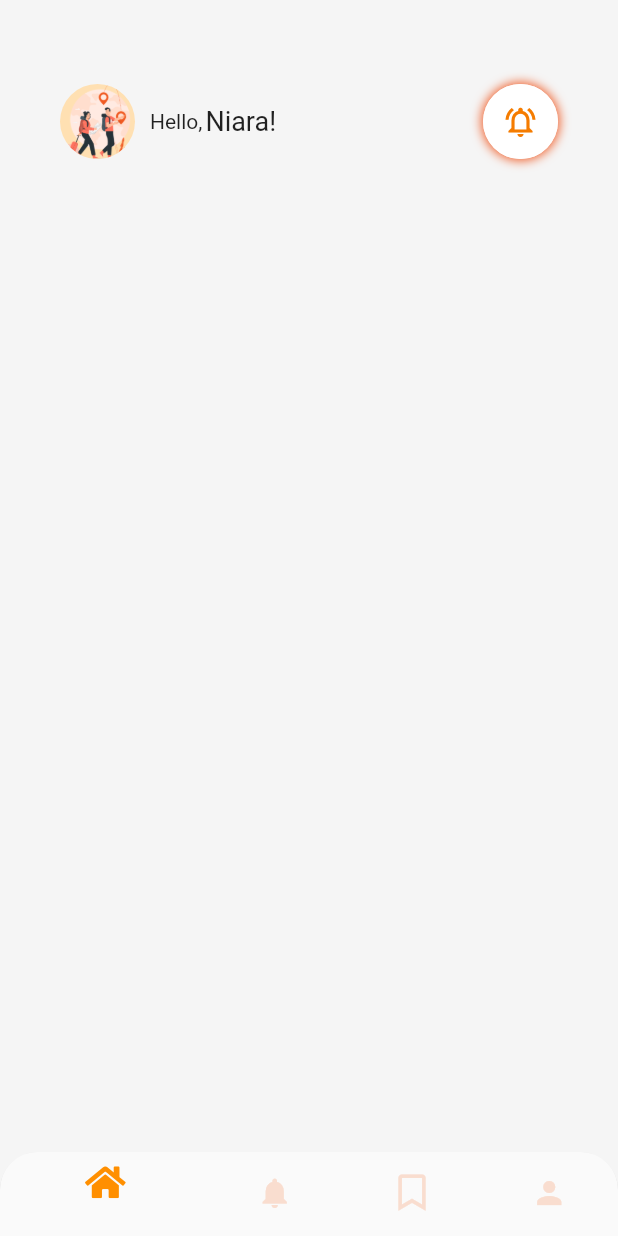
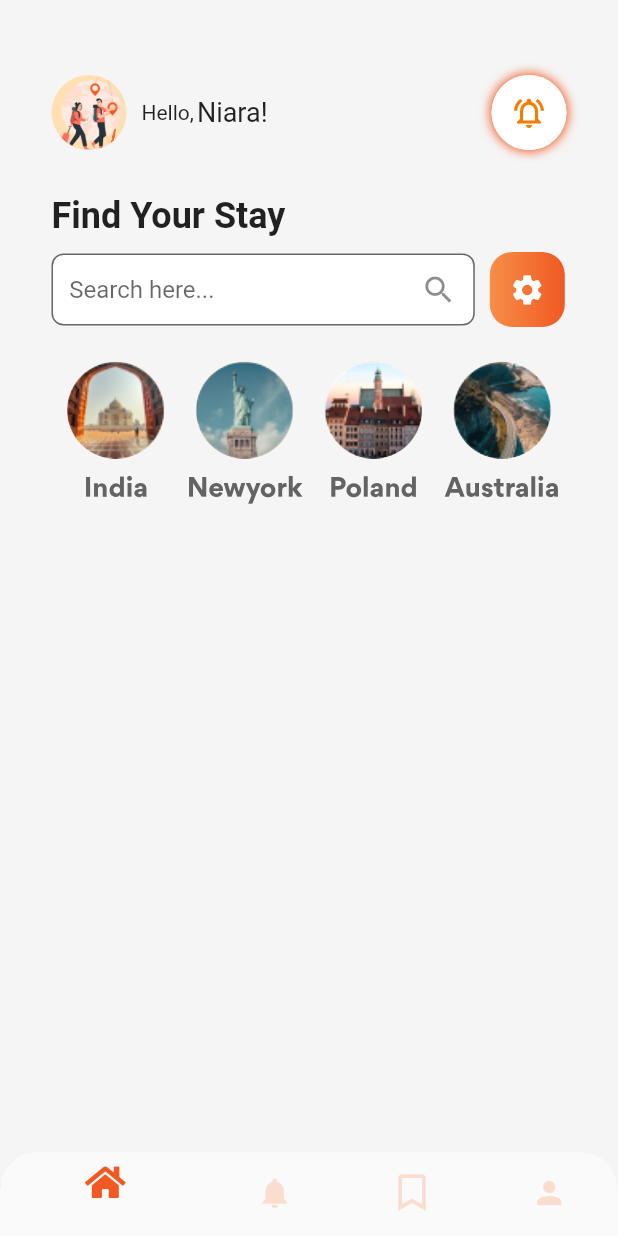
Before and after one commit to EnginBolat/travel_app_ui, a Flutter app: the HomePage screen opened directly, on a phone screen of 412 x 824 dp. Run offline on Flutter 3.47's test engine with Material 2 defaults, Android fonts, the phone set to English and light mode, and no system bars; our stand-ins replace font_awesome_flutter.

Commit message:
Popular Places Done

```diff
--- /dev/null
+++ b/lib/models/country.dart
@@ -0,0 +1,24 @@
+import 'country_model.dart';
+
+List<Country> countrys=[india,newyork,poland,australia];
+
+
+Country india = Country(
+  name: "India",
+  iUrl: "assets/images/india.jpg",
+);
+
+Country newyork = Country(
+  name: "Newyork",
+  iUrl: "assets/images/newyork.jpg",
+);
+
+Country poland = Country(
+  name: "Poland",
+  iUrl: "assets/images/poland.jpg",
+);
+
+Country australia = Country(
+  name: "Australia",
+  iUrl: "assets/images/australia.jpg",
+);
--- /dev/null
+++ b/lib/models/country_model.dart
@@ -0,0 +1,6 @@
+class Country{
+  late String name;
+  late String iUrl;
+
+  Country({required this.name,required this.iUrl});
+}
--- a/lib/pages/home_page.dart
+++ b/lib/pages/home_page.dart
@@ -1,7 +1,8 @@
-import 'package:flutter/cupertino.dart';
 import 'package:flutter/material.dart';
-import 'package:font_awesome_flutter/font_awesome_flutter.dart';
+import 'package:travel_app_ui/widget/country_list.dart';
 import '../widget/bottom_navigation_bar.dart';
+import '../widget/search_area.dart';
+import '../widget/top_bar.dart';
 
 class HomePage extends StatefulWidget {
   const HomePage({Key? key}) : super(key: key);
@@ -19,71 +20,27 @@ class _HomePageState extends State<HomePage> {
   Widget build(BuildContext context) {
     return Scaffold(
       backgroundColor: const Color.fromARGB(255, 245, 245, 245),
-      appBar: AppBar(
-        backgroundColor: Colors.transparent,
-        elevation: 0.0,
-      ),
-      body: Column(
-        children: <Widget>[
-          Padding(
-            padding: const EdgeInsets.symmetric(horizontal: 40.0),
-            child: Row(
-              mainAxisAlignment: MainAxisAlignment.spaceBetween,
-              children: [
-                Row(
-                  children: const [
-                    SizedBox(
-                      height: 50,
-                      width: 50,
-                      child: CircleAvatar(
-                        backgroundImage: AssetImage("assets/images/humans.png"),
-                      ),
-                    ),
-                    SizedBox(
-                      width: 10,
-                    ),
-                    Text("Hello,"),
-                    SizedBox(
-                      width: 2.0,
-                    ),
-                    Text(
-                      "Niara!",
-                      style: TextStyle(fontSize: 18),
-                    ),
-                  ],
-                ),
-                // FloatingActionButton(
-                //   onPressed: () {},
-                //   child: const Icon(Icons.notifications_active_outlined),
-                //   backgroundColor: Colors.white,
-                //   highlightElevation: Color.fromARGB(255, 240, 89, 34),
-                // ),
-                SizedBox(
-                  height: 50,
-                  width: 50,
-                  child: Container(
-                    decoration: const BoxDecoration(
-                      color: Colors.white,
-                      shape: BoxShape.circle,
-                      boxShadow: [
-                        BoxShadow(
-                            blurRadius: 5, color: Color.fromARGB(255, 240, 89, 34), spreadRadius: 1)
-                      ],
-                    ),
-                    child: CircleAvatar(
-                      radius: 30,
-                      backgroundColor: Colors.white,
-                      child: IconButton(
-                        icon: const Icon(Icons.notifications_active_outlined),
-                        onPressed: () {},
-                      ),
-                    ),
-                  ),
-                ),
-              ],
-            ),
+      // appBar: AppBar(
+      //   backgroundColor: Colors.transparent,
+      //   elevation: 0.0,
+      // ),
+      body: SingleChildScrollView(
+        child: Padding(
+          padding: const EdgeInsets.symmetric(vertical:50),
+          child: Column(
+            children: const <Widget>[
+              TopBar(),
+              SizedBox(
+                height: 30,
+              ),
+              SearchArea(),
+              SizedBox(
+                height: 10,
+              ),
+              CountryList(),
+            ],
           ),
-        ],
+        ),
       ),
       bottomNavigationBar: const NavBar(),
     );
--- a/lib/widget/bottom_navigation_bar.dart
+++ b/lib/widget/bottom_navigation_bar.dart
@@ -2,7 +2,7 @@ import 'package:flutter/material.dart';
 import 'package:font_awesome_flutter/font_awesome_flutter.dart';
 
 class NavBar extends StatefulWidget {
-  const NavBar({ Key? key }) : super(key: key);
+  const NavBar({Key? key}) : super(key: key);
 
   @override
   State<NavBar> createState() => _NavBarState();
@@ -37,7 +37,7 @@ class _NavBarState extends State<NavBar> {
           ),
         ],
         currentIndex: _currentTab,
-          selectedItemColor: Colors.amber[800],
+        selectedItemColor: const Color.fromRGBO(240, 90, 34, 1),
         unselectedItemColor: const Color.fromARGB(255, 249, 221, 207),
         onTap: (int value) {
           setState(() {
--- /dev/null
+++ b/lib/widget/country_list.dart
@@ -0,0 +1,67 @@
+import 'package:flutter/material.dart';
+import '../models/country.dart';
+
+class CountryList extends StatefulWidget {
+  const CountryList({Key? key}) : super(key: key);
+
+  @override
+  State<CountryList> createState() => _CountryListState();
+}
+
+class _CountryListState extends State<CountryList> {
+  @override
+  Widget build(BuildContext context) {
+    var deviceWidth = MediaQuery.of(context).size.width;
+
+    return Padding(
+      padding: EdgeInsets.symmetric(horizontal: deviceWidth / 12),
+      child: Container(
+        // color:Colors.red,
+        height: 120,
+        width: deviceWidth,
+        child: ListView.builder(
+          itemCount: countrys.length,
+          scrollDirection: Axis.horizontal,
+          itemBuilder: (context, index) => Container(
+            width:  deviceWidth / 4.8 ,
+            margin: const EdgeInsets.symmetric(vertical: 10),
+            child: Column(
+              mainAxisAlignment: MainAxisAlignment.center,
+              children: [
+                Row(
+                  mainAxisAlignment: MainAxisAlignment.center,
+                  children: [
+                    SizedBox(
+                      height: 65,
+                      width: 65,
+                      child: CircleAvatar(
+                        backgroundImage: AssetImage(countrys[index].iUrl),
+                      ),
+                    ),
+                  ],
+                ),
+                const SizedBox(
+                  height: 10,
+                ),
+                Row(
+                  mainAxisAlignment: MainAxisAlignment.center,
+                  children: [
+                    Text(
+                      countrys[index].name,
+                      style: const TextStyle(
+                          fontSize: 18,
+                          fontFamily: "Gordita",
+                          fontWeight: FontWeight.bold,
+                          color: Color.fromRGBO(99, 99, 99, 11)),
+                      textAlign: TextAlign.center,
+                    ),
+                  ],
+                ),
+              ],
+            ),
+          ),
+        ),
+      ),
+    );
+  }
+}
--- /dev/null
+++ b/lib/widget/search_area.dart
@@ -0,0 +1,78 @@
+import 'package:flutter/material.dart';
+
+class SearchArea extends StatefulWidget {
+  const SearchArea({Key? key}) : super(key: key);
+
+  @override
+  State<SearchArea> createState() => _SearchAreaState();
+}
+
+class _SearchAreaState extends State<SearchArea> {
+  @override
+  Widget build(BuildContext context) {
+    var deviceWidth = MediaQuery.of(context).size.width;
+    return Column(
+      children: [
+        Padding(
+          padding: EdgeInsets.symmetric(horizontal: deviceWidth / 12),
+          child: Row(
+            children: const [
+              Text(
+                "Find Your Stay",
+                style: TextStyle(fontSize: 24, fontWeight: FontWeight.bold),
+              )
+            ],
+          ),
+        ),
+        const SizedBox(
+          height: 10.0,
+        ),
+        Padding(
+          padding: EdgeInsets.symmetric(horizontal: deviceWidth / 12),
+          child: Row(
+            children: [
+              SizedBox(
+                width: deviceWidth / 1.46,
+                child: TextField(
+                  decoration: InputDecoration(
+                    contentPadding: const EdgeInsets.symmetric(vertical: 10),
+                    hintText: ("   Search here..."),
+                    suffixIcon: const Icon(Icons.search),
+                    fillColor: Colors.white,
+                    filled: true,
+                    border: OutlineInputBorder(
+                      borderRadius: BorderRadius.circular(8.0),
+                      borderSide: const BorderSide(color: Colors.transparent),
+                    ),
+                  ),
+                ),
+              ),
+              const SizedBox(
+                width: 10.0,
+              ),
+              Container(
+                width: 50,
+                height: 50,
+                child: IconButton(
+                  icon: const Icon(Icons.settings, color: Colors.white),
+                  onPressed: () {},
+                ),
+                decoration: BoxDecoration(
+                  borderRadius: BorderRadius.circular(15),
+                  gradient: const LinearGradient(
+                    begin: Alignment.centerLeft,
+                    end: Alignment.centerRight,
+                    colors: [
+                      Color.fromARGB(255, 247, 142, 72),
+                      Color.fromARGB(255, 240, 89, 34)
+                    ],
+                  ),
+                ),
+              )
+            ],
+          ),
+        ),
+      ],
+    );
+  }
+}
--- /dev/null
+++ b/lib/widget/top_bar.dart
@@ -0,0 +1,69 @@
+import 'package:flutter/material.dart';
+
+class TopBar extends StatefulWidget {
+  const TopBar({Key? key}) : super(key: key);
+
+  @override
+  State<TopBar> createState() => _TopBarState();
+}
+
+class _TopBarState extends State<TopBar> {
+  @override
+  Widget build(BuildContext context) {
+    var deviceWidth = MediaQuery.of(context).size.width;
+    return Padding(
+      padding: EdgeInsets.symmetric(horizontal: deviceWidth / 12),
+      child: Row(
+        mainAxisAlignment: MainAxisAlignment.spaceBetween,
+        children: [
+          Row(
+            children: const [
+              SizedBox(
+                height: 50,
+                width: 50,
+                child: CircleAvatar(
+                  backgroundImage: AssetImage("assets/images/humans.png"),
+                ),
+              ),
+              SizedBox(
+                width: 10,
+              ),
+              Text("Hello,"),
+              SizedBox(
+                width: 2.0,
+              ),
+              Text(
+                "Niara!",
+                style: TextStyle(fontSize: 18),
+              ),
+            ],
+          ),
+          SizedBox(
+            height: 50,
+            width: 50,
+            child: Container(
+              decoration: const BoxDecoration(
+                color: Colors.white,
+                shape: BoxShape.circle,
+                boxShadow: [
+                  BoxShadow(
+                      blurRadius: 5,
+                      color: Color.fromARGB(255, 240, 89, 34),
+                      spreadRadius: 1)
+                ],
+              ),
+              child: CircleAvatar(
+                radius: 30,
+                backgroundColor: Colors.white,
+                child: IconButton(
+                  icon: const Icon(Icons.notifications_active_outlined),
+                  onPressed: () {},
+                ),
+              ),
+            ),
+          ),
+        ],
+      ),
+    );
+  }
+}
--- a/pubspec.yaml
+++ b/pubspec.yaml
@@ -61,7 +61,7 @@ flutter:
 
   # To add assets to your application, add an assets section, like this:
   assets:
-    - assets/images/humans.png
+    - assets/images/
   #   - images/a_dot_ham.jpeg
 
   # An image asset can refer to one or more resolution-specific "variants", see
```
Also changed, not shown: assets/images/australia.jpg (added), assets/images/india.jpg (added), assets/images/newyork.jpg (added), assets/images/poland.jpg (added). Lines whose indentation alone changed are shown as unchanged.
